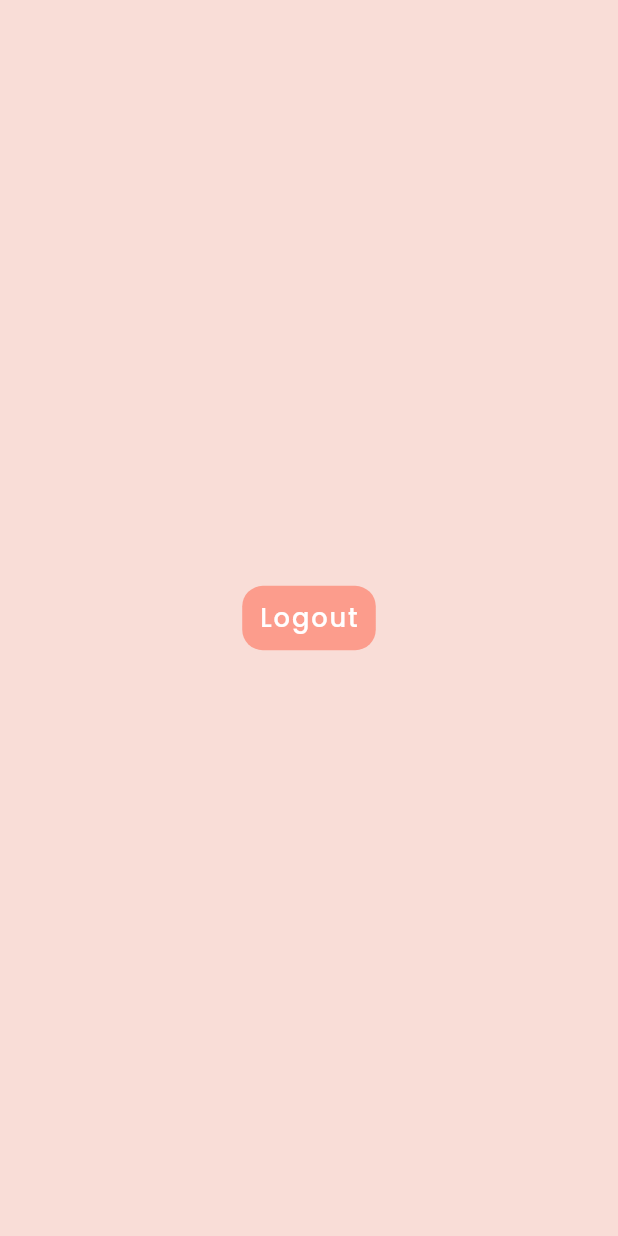
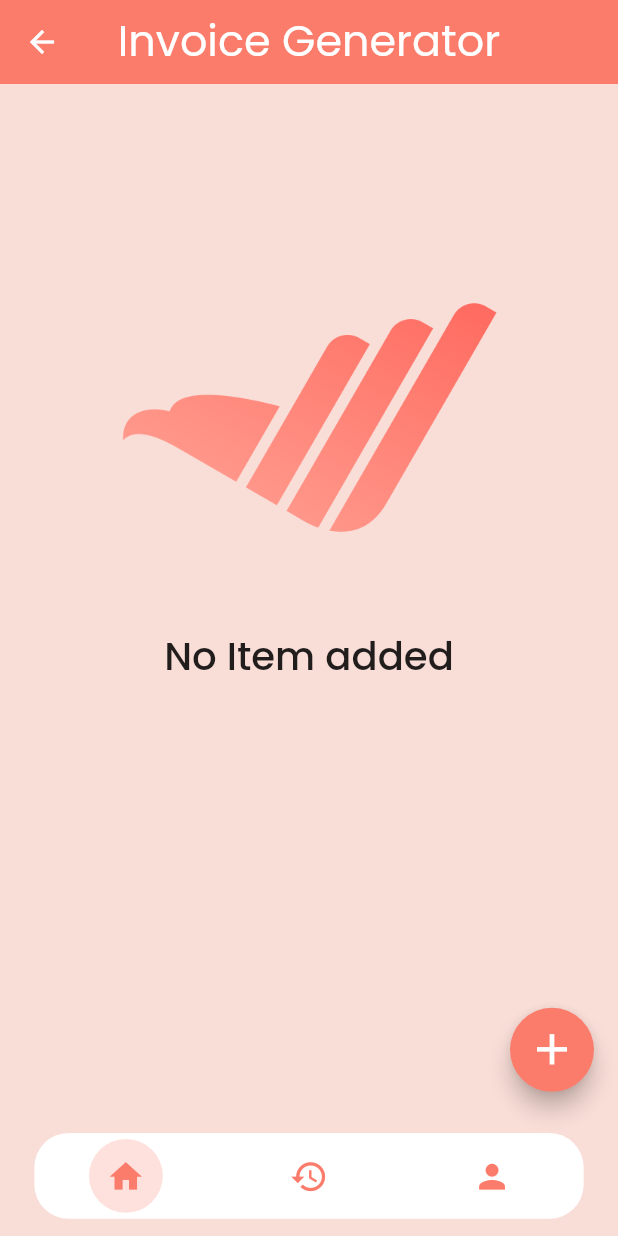
Before and after one commit to HarambeGople69/Invoice-Generator, a Flutter app: the DashboardScreen screen opened directly, on a phone screen of 412 x 824 dp. Run offline on Flutter 3.47's test engine with Material 2 defaults, Android fonts, the phone set to English and light mode, and no system bars; drawn by our look-alikes of flutter_snake_navigationbar; our stand-ins replace cloud_firestore, dotted_border, file_picker, firebase_auth, firebase_core, firebase_storage and 10 more; missing offline and left inert: a package; accounts and stored records are empty.

Commit message:
table created

```diff
--- a/lib/app_binding/app_binding.dart
+++ b/lib/app_binding/app_binding.dart
@@ -1,8 +1,8 @@
 import 'package:get/get.dart';
 import 'package:get/get_instance/src/bindings_interface.dart';
 
+import '../controller/dashboard_index_controller.dart';
 import '../controller/progress_indicator_controller.dart';
-
 
 class MyBinding implements Bindings {
   @override
@@ -11,6 +11,8 @@ class MyBinding implements Bindings {
     Get.lazyPut(
       () => ProgressIndicatorController(),
     );
-
+    Get.lazyPut(
+      () => DashboardIndexController(),
+    );
   }
 }
--- /dev/null
+++ b/lib/controller/dashboard_index_controller.dart
@@ -0,0 +1,8 @@
+import 'package:get/get.dart';
+
+class DashboardIndexController extends GetxController{
+  var index = 0.obs;
+  void changeIndex(int value){
+    index.value = value;
+  }
+}
--- a/lib/db/db_helper.dart
+++ b/lib/db/db_helper.dart
@@ -1,5 +1,6 @@
 class DatabaseHelper {
   static const String outerlayerDB = "outerlayer";
+  static const String priceDB = "priceDB";
   static const String authenticationDB = "authenticationDB";
   static const String userIdDB = "userIdDB";
   static const String introHelperDB = "introHelperDB";
--- a/lib/main.dart
+++ b/lib/main.dart
@@ -9,14 +9,18 @@ import 'package:myapp/screens/splash_screen/splash_screen.dart';
 import 'app_binding/app_binding.dart';
 import 'db/db_helper.dart';
 import 'models/company_model.dart';
+import 'models/product_model.dart';
 
 Future<void> main() async {
   WidgetsFlutterBinding.ensureInitialized();
   await Firebase.initializeApp();
   await Hive.initFlutter();
   await Hive.openBox<int>(DatabaseHelper.authenticationDB);
+  await Hive.openBox<double>(DatabaseHelper.priceDB);
   Hive.registerAdapter(CompanyModelAdapter());
+  Hive.registerAdapter(ProductModelAdapter());
   await Hive.openBox<CompanyModel>("companyDetails");
+  await Hive.openBox<ProductModel>("productDetails");
   runApp(MyApp());
 }
 
--- /dev/null
+++ b/lib/models/product_model.dart
@@ -0,0 +1,70 @@
+// ignore_for_file: public_member_api_docs, sort_constructors_first
+import 'dart:convert';
+
+import 'package:hive_flutter/adapters.dart';
+
+part 'product_model.g.dart';
+
+@HiveType(typeId: 1)
+class ProductModel extends HiveObject {
+  @HiveField(0)
+  final String name;
+  @HiveField(1)
+  final double cost;
+  @HiveField(2)
+  final int qty;
+
+  ProductModel({
+    required this.name,
+    required this.cost,
+    required this.qty,
+  });
+
+  ProductModel copyWith({
+    String? name,
+    double? cost,
+    int? qty,
+  }) {
+    return ProductModel(
+      name: name ?? this.name,
+      cost: cost ?? this.cost,
+      qty: qty ?? this.qty,
+    );
+  }
+
+  Map<String, dynamic> toMap() {
+    return <String, dynamic>{
+      'name': name,
+      'cost': cost,
+      'qty': qty,
+    };
+  }
+
+  factory ProductModel.fromMap(Map<String, dynamic> map) {
+    return ProductModel(
+      name: map['name'] as String,
+      cost: map['cost'] as double,
+      qty: map['qty'] as int,
+    );
+  }
+
+  String toJson() => json.encode(toMap());
+
+  factory ProductModel.fromJson(String source) => ProductModel.fromMap(json.decode(source) as Map<String, dynamic>);
+
+  @override
+  String toString() => 'ProductModel(name: $name, cost: $cost, qty: $qty)';
+
+  @override
+  bool operator ==(covariant ProductModel other) {
+    if (identical(this, other)) return true;
+
+    return
+      other.name == name &&
+      other.cost == cost &&
+      other.qty == qty;
+  }
+
+  @override
+  int get hashCode => name.hashCode ^ cost.hashCode ^ qty.hashCode;
+}
--- a/lib/screens/authentication_screen/login_screen.dart
+++ b/lib/screens/authentication_screen/login_screen.dart
@@ -82,6 +82,7 @@ class _LoginScreenState extends State<LoginScreen> {
                     OurSizedBox(),
                     OurSizedBox(),
                     CustomTextField(
+                      icon: Icons.email,
                       start: _email_node,
                       end: _password_node,
                       controller: _email_controller,
@@ -101,7 +102,7 @@ class _LoginScreenState extends State<LoginScreen> {
                     ),
                     OurSizedBox(),
                     OurElevatedButton(
-                      title: "Login In",
+                      title: "Login",
                       function: () {
                         if (_email_controller.text.trim().isEmpty ||
                             _password_controller.text.trim().isEmpty) {
--- a/lib/screens/dashboard_screen/dashboard_screen.dart
+++ b/lib/screens/dashboard_screen/dashboard_screen.dart
@@ -1,11 +1,19 @@
 import 'package:flutter/material.dart';
 import 'package:flutter/src/widgets/container.dart';
 import 'package:flutter/src/widgets/framework.dart';
+import 'package:flutter_screenutil/flutter_screenutil.dart';
+import 'package:flutter_snake_navigationbar/flutter_snake_navigationbar.dart';
+import 'package:get/get.dart';
 import 'package:hive/hive.dart';
+import 'package:myapp/screens/dashboard_screen/history_screen.dart';
+import 'package:myapp/screens/dashboard_screen/home_screen.dart';
+import 'package:myapp/screens/dashboard_screen/setting_screen.dart';
 import 'package:myapp/services/authentication_service/authentication_service.dart';
 import 'package:myapp/widgets/our_elevated_button.dart';
 
+import '../../controller/dashboard_index_controller.dart';
 import '../../db/db_helper.dart';
+import '../../utils/colors.dart';
 
 class DashboardScreen extends StatefulWidget {
   const DashboardScreen({super.key});
@@ -15,17 +23,93 @@ class DashboardScreen extends StatefulWidget {
 }
 
 class _DashboardScreenState extends State<DashboardScreen> {
+  var widgetList = <Widget>[
+    HomeScreen(),
+    HistoryScreen(),
+    SettingScreen(),
+  ];
   @override
   Widget build(BuildContext context) {
-    return Scaffold(
-      body: Center(
-        child: OurElevatedButton(
-          title: "Logout",
-          function: () async {
-            Auth().logout();
+    return Obx((() => GestureDetector(
+          onHorizontalDragEnd: (dragDetail) {
+            if (dragDetail.velocity.pixelsPerSecond.dx < 1) {
+              if (Get.find<DashboardIndexController>().index.value < 2) {
+                print(Get.find<DashboardIndexController>().index.value);
+                print("Right swipe");
+                Get.find<DashboardIndexController>().changeIndex(
+                    Get.find<DashboardIndexController>().index.value + 1);
+              }
+            } else {
+              if (Get.find<DashboardIndexController>().index.value > 0) {
+                print(Get.find<DashboardIndexController>().index.value);
+                print("Left swipe");
+                Get.find<DashboardIndexController>().changeIndex(
+                    Get.find<DashboardIndexController>().index.value - 1);
+              }
+            }
           },
-        ),
-      ),
-    );
+          child: Scaffold(
+            body: widgetList[Get.find<DashboardIndexController>().index.value],
+            // Center(
+            //   child: OurElevatedButton(title: "Logout", function: (){
+            //     Auth().logout();
+            //   }),
+            // ),
+            bottomNavigationBar: SnakeNavigationBar.color(
+              height: ScreenUtil().setSp(50),
+              behaviour: SnakeBarBehaviour.floating,
+              snakeShape: SnakeShape.circle,
+              shape: RoundedRectangleBorder(
+                borderRadius: BorderRadius.all(
+                  Radius.circular(
+                    ScreenUtil().setSp(20),
+                  ),
+                ),
+              ),
+              padding: EdgeInsets.symmetric(
+                horizontal: ScreenUtil().setSp(20),
+                vertical: ScreenUtil().setSp(10),
+              ),
+              snakeViewColor: lightLogoColor.withOpacity(0.3),
+              selectedItemColor: Colors.white,
+              unselectedItemColor: Colors.blueGrey,
+              showUnselectedLabels: false,
+              showSelectedLabels: true,
+              currentIndex: Get.find<DashboardIndexController>().index.value,
+              onTap: (index) {
+                Get.find<DashboardIndexController>().changeIndex(index);
+                // Get.find<DashboardController>().changeIndexs(index);
+              },
+              items: [
+                BottomNavigationBarItem(
+                  icon: Icon(
+                    Icons.home,
+                    color: darkLogoColor,
+                    size: ScreenUtil().setSp(22.5),
+                  ),
+                  label: 'Home',
+                ),
+                BottomNavigationBarItem(
+                  icon: Icon(
+                    Icons.history,
+                    // MdiIcons.decimalIncrease,
+                    color: darkLogoColor,
+                    size: ScreenUtil().setSp(22.5),
+                  ),
+                  label: 'Add',
+                ),
+                BottomNavigationBarItem(
+                    icon: Icon(
+                      Icons.person,
+                      color: darkLogoColor,
+                      size: ScreenUtil().setSp(22.5),
+                    ),
+                    label: 'Profile')
+              ],
+              selectedLabelStyle: const TextStyle(fontSize: 14),
+              unselectedLabelStyle: const TextStyle(fontSize: 10),
+            ),
+          ),
+        )));
   }
 }
--- /dev/null
+++ b/lib/screens/dashboard_screen/home_screen.dart
@@ -0,0 +1,334 @@
+import 'package:flutter/material.dart';
+import 'package:flutter/src/widgets/container.dart';
+import 'package:flutter/src/widgets/framework.dart';
+import 'package:flutter_screenutil/flutter_screenutil.dart';
+import 'package:hive/hive.dart';
+import 'package:hive_flutter/adapters.dart';
+import 'package:myapp/services/add_items/add_item_services.dart';
+import 'package:myapp/utils/colors.dart';
+import 'package:myapp/widgets/our_elevated_button.dart';
+import 'package:myapp/widgets/our_text_field.dart';
+
+import '../../db/db_helper.dart';
+import '../../models/product_model.dart';
+import '../../widgets/custom_tablerow.dart';
+import '../../widgets/our_sized_box.dart';
+
+class HomeScreen extends StatefulWidget {
+  const HomeScreen({super.key});
+
+  @override
+  State<HomeScreen> createState() => _HomeScreenState();
+}
+
+class _HomeScreenState extends State<HomeScreen> {
+  @override
+  Widget build(BuildContext context) {
+    return Scaffold(
+      appBar: AppBar(
+        backgroundColor: darkLogoColor,
+        centerTitle: true,
+        elevation: 0,
+        title: Text(
+          "Invoice Generator",
+          style: TextStyle(
+            fontSize: ScreenUtil().setSp(25),
+            fontWeight: FontWeight.w400,
+          ),
+        ),
+      ),
+      body: SafeArea(
+        child: Container(
+          margin: EdgeInsets.symmetric(
+            horizontal: ScreenUtil().setSp(10),
+            vertical: ScreenUtil().setSp(10),
+          ),
+          child: Column(
+            children: [
+              ValueListenableBuilder(
+                valueListenable:
+                    Hive.box<ProductModel>("productDetails").listenable(),
+                builder: (context, Box<ProductModel> productList, child) {
+                  // ignore: non_constant_identifier_names
+                  List<int> Keys = productList.keys.cast<int>().toList();
+
+                  return Keys.isNotEmpty
+                      ? Column(
+                          children: [
+                            Table(
+                              border: TableBorder.all(),
+                              children: [
+                                TableRow(
+                                  children: <Widget>[
+                                    TableCell(
+                                      child: Container(
+                                        padding: const EdgeInsets.all(8),
+                                        child: Text(
+                                          "Name",
+                                          style: TextStyle(
+                                            fontSize: ScreenUtil().setSp(17.5),
+                                            fontWeight: FontWeight.bold,
+                                          ),
+                                        ),
+                                      ),
+                                    ),
+                                    TableCell(
+                                      child: Container(
+                                        padding: const EdgeInsets.all(8),
+                                        child: Text(
+                                          "Item cost",
+                                          style: TextStyle(
+                                            fontSize: ScreenUtil().setSp(17.5),
+                                            fontWeight: FontWeight.bold,
+                                          ),
+                                        ),
+                                      ),
+                                    ),
+                                    TableCell(
+                                      child: Container(
+                                        padding: const EdgeInsets.all(8),
+                                        child: Text(
+                                          "Quantity",
+                                          style: TextStyle(
+                                            fontSize: ScreenUtil().setSp(17.5),
+                                            fontWeight: FontWeight.bold,
+                                          ),
+                                        ),
+                                      ),
+                                    ),
+                                    TableCell(
+                                      child: Container(
+                                        padding: const EdgeInsets.all(8),
+                                        child: Text(
+                                          "Actions",
+                                          style: TextStyle(
+                                            fontSize: ScreenUtil().setSp(17.5),
+                                            fontWeight: FontWeight.bold,
+                                          ),
+                                        ),
+                                      ),
+                                    ),
+                                  ],
+                                ),
+                                ...Keys.map((itemx) => CustomTableRow(
+                                      item: productList.get(itemx)!,
+                                    )).toList(),
+                              ],
+                            ),
+                            OurSizedBox(),
+                            OurSizedBox(),
+                            ValueListenableBuilder(
+                              valueListenable:
+                                  Hive.box<double>(DatabaseHelper.priceDB)
+                                      .listenable(),
+                              builder: (context, Box<double> price, child) {
+                                double value =
+                                    price.get("price", defaultValue: 0.0)!;
+                                return Column(
+                                  children: [
+                                    Row(
+                                      mainAxisAlignment:
+                                          MainAxisAlignment.spaceBetween,
+                                      children: [
+                                        Text(
+                                          "Sub Total",
+                                          style: TextStyle(
+                                            fontSize: ScreenUtil().setSp(17.5),
+                                            fontWeight: FontWeight.bold,
+                                          ),
+                                        ),
+                                        Text(
+                                          "${value}",
+                                          style: TextStyle(
+                                            fontSize: ScreenUtil().setSp(16.5),
+                                            fontWeight: FontWeight.w500,
+                                          ),
+                                        ),
+                                      ],
+                                    ),
+                                    Row(
+                                      mainAxisAlignment:
+                                          MainAxisAlignment.spaceBetween,
+                                      children: [
+                                        Text(
+                                          "VAT 13%",
+                                          style: TextStyle(
+                                            fontSize: ScreenUtil().setSp(17.5),
+                                            fontWeight: FontWeight.bold,
+                                          ),
+                                        ),
+                                        Text(
+                                          "${13 / 100 * value}",
+                                          style: TextStyle(
+                                            fontSize: ScreenUtil().setSp(16.5),
+                                            fontWeight: FontWeight.w500,
+                                          ),
+                                        )
+                                      ],
+                                    ),
+                                    Row(
+                                      mainAxisAlignment:
+                                          MainAxisAlignment.spaceBetween,
+                                      children: [
+                                        Text(
+                                          "Total:",
+                                          style: TextStyle(
+                                            fontSize: ScreenUtil().setSp(17.5),
+                                            fontWeight: FontWeight.bold,
+                                          ),
+                                        ),
+                                        Text(
+                                          "${(13 / 100 * value) + value}",
+                                          style: TextStyle(
+                                            fontSize: ScreenUtil().setSp(16.5),
+                                            fontWeight: FontWeight.w500,
+                                          ),
+                                        )
+                                      ],
+                                    ),
+                                  ],
+                                );
+                              },
+                            )
+                          ],
+                        )
+                      : Column(
+                          children: [
+                            SizedBox(
+                              height: MediaQuery.of(context).size.height * 0.1,
+                            ),
+                            ClipRRect(
+                              borderRadius: BorderRadius.circular(
+                                ScreenUtil().setSp(45),
+                              ),
+                              child: Image.asset(
+                                "assets/images/logo.png",
+                                height: ScreenUtil().setSp(225),
+                                width: ScreenUtil().setSp(225),
+                                fit: BoxFit.contain,
+                              ),
+                            ),
+                            OurSizedBox(),
+                            Center(
+                              child: Text(
+                                "No Item added",
+                                style: TextStyle(
+                                  fontSize: ScreenUtil().setSp(
+                                    22.5,
+                                  ),
+                                  fontWeight: FontWeight.w500,
+                                ),
+                              ),
+                            ),
+                            // Spacer(),
+                          ],
+                        );
+                },
+              ),
+            ],
+          ),
+        ),
+      ),
+      floatingActionButton: FloatingActionButton(
+        backgroundColor: darkLogoColor,
+        onPressed: () {
+          addPrductSheet(context);
+        },
+        child: Icon(
+          Icons.add,
+          size: ScreenUtil().setSp(30),
+          color: Colors.white,
+        ),
+      ),
+    );
+  }
+
+  void addPrductSheet(context) {
+    final TextEditingController _name_controller = TextEditingController();
+    final TextEditingController _cost_controller = TextEditingController();
+    final TextEditingController _quantity_controller = TextEditingController();
+
+    final FocusNode _name_node = FocusNode();
+    final FocusNode _cost_node = FocusNode();
+    final FocusNode _quantity_Node = FocusNode();
+
+    showModalBottomSheet(
+        isScrollControlled: true,
+        context: context,
+        builder: (context) {
+          return Container(
+            color: Color.fromARGB(255, 249, 221, 215),
+            height: MediaQuery.of(context).size.height * 0.75,
+            padding: EdgeInsets.symmetric(
+              horizontal: ScreenUtil().setSp(20),
+              vertical: ScreenUtil().setSp(15),
+            ),
+            child: Column(
+              mainAxisSize: MainAxisSize.min,
+              children: [
+                Text(
+                  "Add Items",
+                  style: TextStyle(
+                    color: darkLogoColor,
+                    fontSize: ScreenUtil().setSp(20),
+                    fontWeight: FontWeight.w600,
+                  ),
+                ),
+                Divider(
+                  color: darkLogoColor,
+                ),
+                const OurSizedBox(),
+                CustomTextField(
+                  start: _name_node,
+                  end: _cost_node,
+                  controller: _name_controller,
+                  validator: (value) {},
+                  title: "Item name",
+                  type: TextInputType.name,
+                  number: 0,
+                ),
+                OurSizedBox(),
+                CustomTextField(
+                  start: _cost_node,
+                  end: _quantity_Node,
+                  controller: _cost_controller,
+                  validator: (value) {},
+                  title: "Item cost",
+                  type: TextInputType.number,
+                  number: 0,
+                ),
+                OurSizedBox(),
+                CustomTextField(
+                  start: _quantity_Node,
+                  controller: _quantity_controller,
+                  validator: (value) {},
+                  title: "Quantity",
+                  type: TextInputType.number,
+                  number: 1,
+                ),
+                OurSizedBox(),
+                OurElevatedButton(
+                  title: "Add",
+                  function: () {
+                    ProductModel productModel = ProductModel(
+                      name: _name_controller.text.trim(),
+                      cost: double.parse(_cost_controller.text.trim()),
+                      qty: int.parse(
+                        _quantity_controller.text.trim(),
+                      ),
+                    );
+                    print(
+                      productModel.toJson(),
+                    );
+                    ItemService().addItem(
+                      productModel,
+                      context,
+                    );
+                  },
+                ),
+              ],
+            ),
+          );
+        });
+  }
+}
--- a/lib/services/authentication_service/authentication_service.dart
+++ b/lib/services/authentication_service/authentication_service.dart
@@ -35,6 +35,8 @@ class Auth {
             .collection("Company")
             .doc(FirebaseAuth.instance.currentUser!.uid)
             .get();
+        await Hive.box<double>(DatabaseHelper.priceDB).put("price", 0.0);
+
         await Hive.box<int>(DatabaseHelper.authenticationDB).put("state", 1);
         Navigator.pop(context);
         CompanyModel companyModel = CompanyModel.fromMap(a);
@@ -60,6 +62,7 @@ class Auth {
             .collection("Company")
             .doc(FirebaseAuth.instance.currentUser!.uid)
             .get();
+        await Hive.box<double>(DatabaseHelper.priceDB).put("price", 0.0);
         await Hive.box<int>(DatabaseHelper.authenticationDB).put("state", 1);
 
         CompanyModel companyModel = CompanyModel.fromMap(a);
```
Also changed, not shown: lib/screens/dashboard_screen/history_screen.dart (added, +23 -0 lines), lib/screens/dashboard_screen/setting_screen.dart (added, +23 -0 lines), lib/services/add_items/add_item_services.dart (added, +40 -0 lines), lib/widgets/custom_tablerow.dart (added, +122 -0 lines), lib/models/product_model.g.dart (added).
